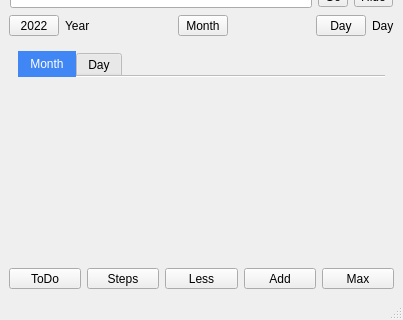
Old version of the form mainwindow.ui in the repository ic005k/Knot-Legacy; both pictures show x 0 to 403 and y 350 to 670 of the 403 by 670 pixel window.
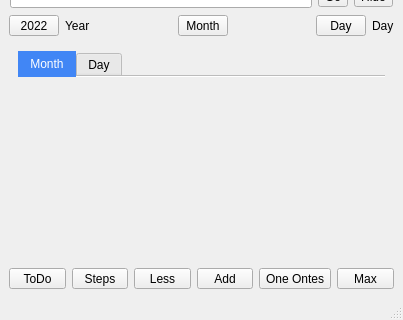
New version of the form. Icons and pictures are not drawn.

The edit to the form file:
```diff
--- a/mainwindow.ui
+++ b/mainwindow.ui
@@ -176,6 +176,13 @@
            </property>
           </widget>
          </item>
+         <item>
+          <widget class="QToolButton" name="btnOneNotes">
+           <property name="text">
+            <string>One Ontes</string>
+           </property>
+          </widget>
+         </item>
          <item>
           <widget class="QToolButton" name="btnMax">
            <property name="sizePolicy">
```
